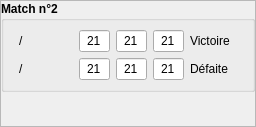
Above: mainwindow/btmQMatchWidget2.ui from dsarrut/btm before the change. Below: the same form after it.
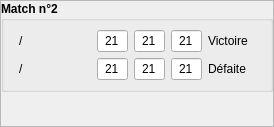
That is the form after the change. Icons and pictures are not drawn. Custom widgets are drawn as their Qt base class.

The edit to the form file:
```diff
--- a/mainwindow/btmQMatchWidget2.ui
+++ b/mainwindow/btmQMatchWidget2.ui
@@ -6,7 +6,7 @@
    <rect>
     <x>0</x>
     <y>0</y>
-    <width>256</width>
+    <width>274</width>
     <height>127</height>
    </rect>
   </property>
```
